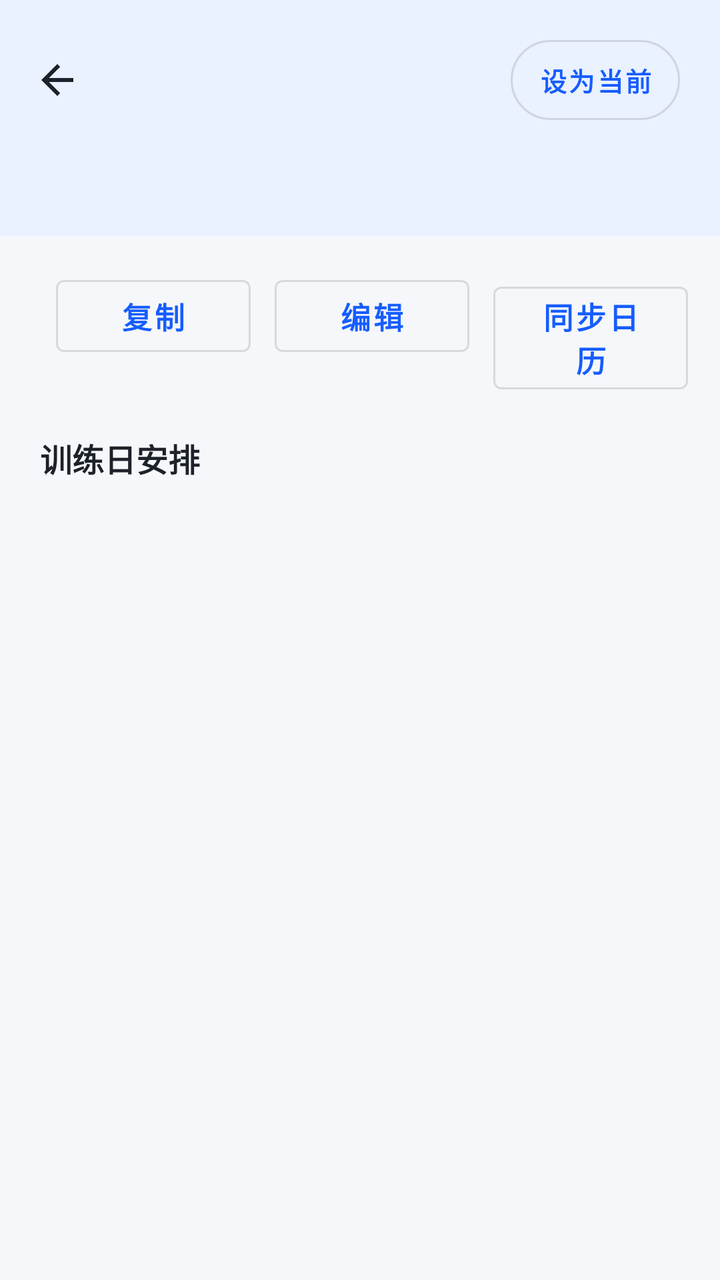
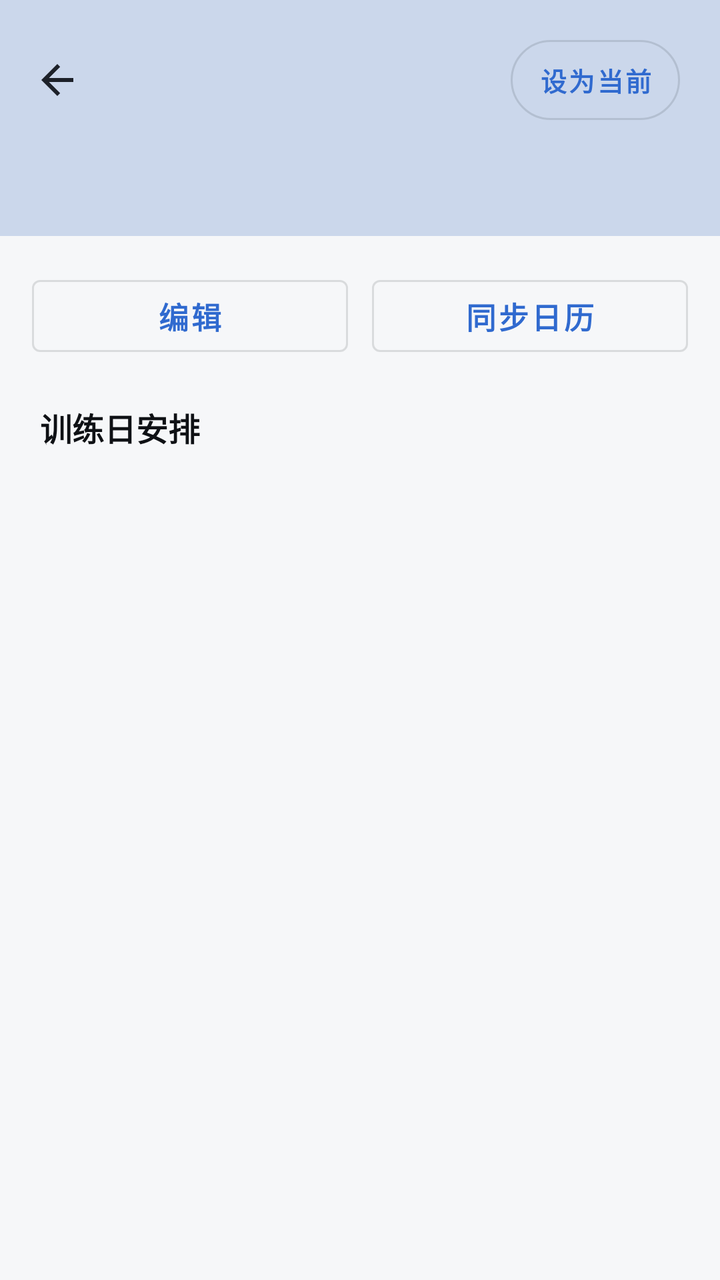

Before-and-after screenshots of an Android layout around one commit, followed by the original layout XML and the change that was made.
<!-- AndroidManifest.xml: activity theme Theme.BrawnCatalog.PlanDetail -->
<!-- res/layout/activity_plan_detail.xml -->
<?xml version="1.0" encoding="utf-8"?>
<LinearLayout xmlns:android="http://schemas.android.com/apk/res/android"
    xmlns:app="http://schemas.android.com/apk/res-auto"
    android:layout_width="match_parent"
    android:layout_height="match_parent"
    android:orientation="vertical">

    
    <androidx.constraintlayout.widget.ConstraintLayout
        android:layout_width="match_parent"
        android:layout_height="wrap_content"
        android:background="@color/bc_header_bg"
        android:paddingStart="20dp"
        android:paddingEnd="20dp"
        android:paddingTop="20dp"
        android:paddingBottom="16dp">

        <ImageButton
            android:id="@+id/buttonBack"
            android:layout_width="40dp"
            android:layout_height="40dp"
            android:layout_marginStart="-12dp"
            android:background="?attr/selectableItemBackgroundBorderless"
            android:contentDescription="返回"
            android:src="@drawable/ic_back_arrow"
            app:layout_constraintStart_toStartOf="parent"
            app:layout_constraintTop_toTopOf="parent" />

        <com.google.android.material.button.MaterialButton
            android:id="@+id/buttonSetActive"
            style="@style/Widget.MaterialComponents.Button.OutlinedButton"
            android:layout_width="wrap_content"
            android:layout_height="40dp"
            android:insetTop="0dp"
            android:insetBottom="0dp"
            android:minWidth="0dp"
            android:paddingStart="14dp"
            android:paddingEnd="14dp"
            android:text="设为当前"
            android:textColor="@color/bc_primary"
            android:textSize="13sp"
            android:textStyle="bold"
            app:cornerRadius="20dp"
            app:rippleColor="#22165DFF"
            app:layout_constraintEnd_toEndOf="parent"
            app:layout_constraintTop_toTopOf="parent" />

        <TextView
            android:id="@+id/textViewPlanName"
            android:layout_width="0dp"
            android:layout_height="wrap_content"
            android:layout_marginStart="4dp"
            android:layout_marginEnd="8dp"
            android:layout_marginTop="4dp"
            android:textSize="22sp"
            android:textStyle="bold"
            android:textColor="@color/bc_text_primary"
            app:layout_constraintEnd_toStartOf="@+id/buttonSetActive"
            app:layout_constraintStart_toEndOf="@+id/buttonBack"
            app:layout_constraintTop_toTopOf="@+id/buttonSetActive" />

        <TextView
            android:id="@+id/textViewPlanDescription"
            android:layout_width="match_parent"
            android:layout_height="wrap_content"
            android:layout_marginTop="4dp"
            android:textSize="14sp"
            android:textColor="@color/bc_text_secondary"
            app:layout_constraintStart_toStartOf="parent"
            app:layout_constraintTop_toBottomOf="@+id/textViewPlanName" />

        <TextView
            android:id="@+id/textViewPlanMeta"
            android:layout_width="match_parent"
            android:layout_height="wrap_content"
            android:layout_marginTop="8dp"
            android:textSize="13sp"
            android:textColor="@color/bc_text_secondary"
            app:layout_constraintStart_toStartOf="parent"
            app:layout_constraintTop_toBottomOf="@+id/textViewPlanDescription" />
    </androidx.constraintlayout.widget.ConstraintLayout>

    
    <LinearLayout
        android:layout_width="match_parent"
        android:layout_height="wrap_content"
        android:orientation="horizontal"
        android:padding="16dp">

        <com.google.android.material.button.MaterialButton
            android:id="@+id/buttonCopyPlan"
            style="@style/Widget.MaterialComponents.Button.OutlinedButton"
            android:layout_width="0dp"
            android:layout_height="wrap_content"
            android:layout_marginStart="12dp"
            android:layout_weight="1"
            android:text="复制" />

        <com.google.android.material.button.MaterialButton
            android:id="@+id/buttonEditPlan"
            style="@style/Widget.MaterialComponents.Button.OutlinedButton"
            android:layout_width="0dp"
            android:layout_height="wrap_content"
            android:layout_marginStart="12dp"
            android:layout_weight="1"
            android:text="编辑" />

        <com.google.android.material.button.MaterialButton
            android:id="@+id/buttonSyncCalendar"
            style="@style/Widget.MaterialComponents.Button.OutlinedButton"
            android:layout_width="0dp"
            android:layout_height="wrap_content"
            android:layout_marginStart="12dp"
            android:layout_weight="1"
            android:text="同步日历" />
    </LinearLayout>

    
    <TextView
        android:layout_width="wrap_content"
        android:layout_height="wrap_content"
        android:layout_marginStart="20dp"
        android:layout_marginTop="4dp"
        android:text="训练日安排"
        android:textSize="16sp"
        android:textStyle="bold"
        android:textColor="@color/bc_text_primary" />

    <androidx.recyclerview.widget.RecyclerView
        android:id="@+id/recyclerViewDays"
        android:layout_width="match_parent"
        android:layout_height="0dp"
        android:layout_weight="1"
        android:paddingStart="16dp"
        android:paddingEnd="16dp"
        android:paddingTop="8dp"
        android:clipToPadding="false" />

</LinearLayout>
<!-- resources referenced by this layout -->
<resources>
  <color name="bc_header_bg">#FFEAF1FF</color>
  <color name="bc_primary">#FF165DFF</color>
  <color name="bc_text_primary">#FF1D2129</color>
  <color name="bc_text_secondary">#FF86909C</color>
  <style name="Theme.BrawnCatalog.PlanDetail" parent="Theme.BrawnCatalog">
          <item name="android:statusBarColor">@color/bc_header_bg</item>
          <item name="android:windowLightStatusBar">false</item>
      </style>
  <style name="Theme.BrawnCatalog" parent="Theme.MaterialComponents.DayNight.NoActionBar">
          <item name="colorPrimary">@color/bc_primary</item>
          <item name="colorPrimaryVariant">@color/bc_primary_dark</item>
          <item name="colorOnPrimary">@color/bc_on_primary</item>
          <item name="colorSecondary">@color/bc_accent</item>
          <item name="colorSecondaryVariant">@color/bc_accent_dark</item>
          <item name="colorOnSecondary">@color/bc_on_accent</item>
  
          
          <item name="android:textColorPrimary">@color/bc_text_primary</item>
          <item name="android:textColorSecondary">@color/bc_text_secondary</item>
  
          
          <item name="android:windowBackground">@color/window_background</item>
          <item name="android:statusBarColor">@color/window_background</item>
          <item name="android:navigationBarColor">@color/window_background</item>
  
          
          <item name="materialCardViewStyle">@style/Widget.BrawnCatalog.Card</item>
  
          
          <item name="materialButtonStyle">@style/Widget.BrawnCatalog.Button.Primary</item>
  
          
          <item name="textInputStyle">@style/Widget.BrawnCatalog.TextInputLayout</item>
  
          
          <item name="alertDialogTheme">@style/ThemeOverlay.BrawnCatalog.Dialog.Alert</item>
          <item name="android:alertDialogTheme">@style/ThemeOverlay.BrawnCatalog.Dialog.Alert</item>
          <item name="materialAlertDialogTheme">@style/ThemeOverlay.BrawnCatalog.Dialog.Alert</item>
  
          
          <item name="android:activityOpenEnterAnimation">@anim/slide_in_right</item>
          <item name="android:activityOpenExitAnimation">@anim/slide_out_left</item>
          <item name="android:activityCloseEnterAnimation">@anim/slide_in_left</item>
          <item name="android:activityCloseExitAnimation">@anim/slide_out_right</item>
      </style>
  <color name="bc_primary_dark">#FF0E42D2</color>
  <color name="bc_on_primary">#FFFFFFFF</color>
  <color name="bc_accent">#FFFF7043</color>
  <color name="bc_accent_dark">#FFE64A19</color>
  <color name="bc_on_accent">#FFFFFFFF</color>
  <color name="window_background">#FFF5F7FA</color>
  <style name="Widget.BrawnCatalog.Card" parent="Widget.MaterialComponents.CardView">
          <item name="cardBackgroundColor">@color/card_background</item>
          <item name="cardCornerRadius">16dp</item>
          <item name="cardElevation">4dp</item>
          <item name="strokeWidth">0dp</item>
      </style>
  <style name="Widget.BrawnCatalog.Button.Primary" parent="Widget.MaterialComponents.Button">
          <item name="android:background">@drawable/bg_button_primary</item>
          <item name="android:minHeight">48dp</item>
          <item name="android:textColor">@color/bc_on_primary</item>
          <item name="android:textSize">15sp</item>
          <item name="android:textStyle">bold</item>
          <item name="android:stateListAnimator">@animator/button_press_scale</item>
          <item name="rippleColor">#33FFFFFF</item>
          <item name="cornerRadius">14dp</item>
          <item name="backgroundTint">@null</item>
      </style>
  <style name="Widget.BrawnCatalog.TextInputLayout" parent="Widget.MaterialComponents.TextInputLayout.OutlinedBox">
          <item name="boxBackgroundColor">@color/bc_input_bg</item>
          <item name="boxStrokeWidth">1dp</item>
          <item name="boxStrokeWidthFocused">1dp</item>
          <item name="boxStrokeColor">@color/bc_input_stroke</item>
          <item name="boxCornerRadiusTopStart">12dp</item>
          <item name="boxCornerRadiusTopEnd">12dp</item>
          <item name="boxCornerRadiusBottomStart">12dp</item>
          <item name="boxCornerRadiusBottomEnd">12dp</item>
          <item name="hintTextColor">@color/bc_input_stroke</item>
      </style>
  <style name="ThemeOverlay.BrawnCatalog.Dialog.Alert" parent="ThemeOverlay.MaterialComponents.MaterialAlertDialog">
          <item name="android:windowBackground">@drawable/bg_dialog_alert</item>
          <item name="android:windowMinWidthMajor">85%</item>
          <item name="android:windowMinWidthMinor">85%</item>
          <item name="android:backgroundDimAmount">0.4</item>
          <item name="colorPrimary">@color/bc_primary</item>
          <item name="colorPrimaryVariant">@color/bc_primary_dark</item>
          <item name="colorOnPrimary">@color/bc_on_primary</item>
          <item name="colorAccent">@color/bc_primary</item>
          <item name="colorControlActivated">@color/bc_primary</item>
          <item name="android:textColorPrimary">@color/bc_text_primary</item>
          <item name="android:textColorSecondary">@color/bc_text_secondary</item>
          <item name="materialButtonStyle">@style/Widget.BrawnCatalog.Button.Primary</item>
      </style>
  <color name="card_background">#FFFFFFFF</color>
  <!-- drawable bg_button_primary (drawable) -->
  <?xml version="1.0" encoding="utf-8"?>
  <ripple xmlns:android="http://schemas.android.com/apk/res/android"
      android:color="#33FFFFFF">
  
      <item>
          <layer-list>
              
              <item>
                  <shape android:shape="rectangle">
                      <solid android:color="@color/bc_glow" />
                      <corners android:radius="14dp" />
                      <padding
                          android:bottom="3dp"
                          android:left="3dp"
                          android:right="3dp"
                          android:top="3dp" />
                  </shape>
              </item>
              
              <item>
                  <shape android:shape="rectangle">
                      <gradient
                          android:angle="0"
                          android:endColor="@color/bc_gradient_end"
                          android:startColor="@color/bc_gradient_start" />
                      <corners android:radius="14dp" />
                  </shape>
              </item>
          </layer-list>
      </item>
  </ripple>
  <color name="bc_input_bg">#FFFFFFFF</color>
  <!-- drawable bg_dialog_alert (drawable) -->
  <?xml version="1.0" encoding="utf-8"?>
  <shape xmlns:android="http://schemas.android.com/apk/res/android"
      android:shape="rectangle">
      <solid android:color="@color/card_background" />
      <corners android:radius="20dp" />
  </shape>
  <color name="bc_glow">#33165DFF</color>
  <color name="bc_gradient_end">#FF4080FF</color>
  <color name="bc_gradient_start">#FF165DFF</color>
  <!-- unchanged entries left out for length: 1 -->
</resources>

<!-- the commit's change to res/layout/activity_plan_detail.xml (unified diff, before → after) -->
@@ -9,7 +9,7 @@
     <androidx.constraintlayout.widget.ConstraintLayout
         android:layout_width="match_parent"
         android:layout_height="wrap_content"
-        android:background="@color/bc_header_bg"
+        android:background="?attr/bcHeaderBg"
         android:paddingStart="20dp"
         android:paddingEnd="20dp"
         android:paddingTop="20dp"
@@ -37,7 +37,7 @@
             android:paddingStart="14dp"
             android:paddingEnd="14dp"
             android:text="设为当前"
-            android:textColor="@color/bc_primary"
+            android:textColor="?attr/bcPrimary"
             android:textSize="13sp"
             android:textStyle="bold"
             app:cornerRadius="20dp"
@@ -54,7 +54,7 @@
             android:layout_marginTop="4dp"
             android:textSize="22sp"
             android:textStyle="bold"
-            android:textColor="@color/bc_text_primary"
+            android:textColor="?attr/bcTextPrimary"
             app:layout_constraintEnd_toStartOf="@+id/buttonSetActive"
             app:layout_constraintStart_toEndOf="@+id/buttonBack"
             app:layout_constraintTop_toTopOf="@+id/buttonSetActive" />
@@ -65,7 +65,7 @@
             android:layout_height="wrap_content"
             android:layout_marginTop="4dp"
             android:textSize="14sp"
-            android:textColor="@color/bc_text_secondary"
+            android:textColor="?attr/bcTextSecondary"
             app:layout_constraintStart_toStartOf="parent"
             app:layout_constraintTop_toBottomOf="@+id/textViewPlanName" />
 
@@ -75,7 +75,7 @@
             android:layout_height="wrap_content"
             android:layout_marginTop="8dp"
             android:textSize="13sp"
-            android:textColor="@color/bc_text_secondary"
+            android:textColor="?attr/bcTextSecondary"
             app:layout_constraintStart_toStartOf="parent"
             app:layout_constraintTop_toBottomOf="@+id/textViewPlanDescription" />
     </androidx.constraintlayout.widget.ConstraintLayout>
@@ -88,20 +88,10 @@
         android:padding="16dp">
 
         <com.google.android.material.button.MaterialButton
-            android:id="@+id/buttonCopyPlan"
-            style="@style/Widget.MaterialComponents.Button.OutlinedButton"
-            android:layout_width="0dp"
-            android:layout_height="wrap_content"
-            android:layout_marginStart="12dp"
-            android:layout_weight="1"
-            android:text="复制" />
-
-        <com.google.android.material.button.MaterialButton
             android:id="@+id/buttonEditPlan"
             style="@style/Widget.MaterialComponents.Button.OutlinedButton"
             android:layout_width="0dp"
             android:layout_height="wrap_content"
-            android:layout_marginStart="12dp"
             android:layout_weight="1"
             android:text="编辑" />
 
@@ -124,7 +114,7 @@
         android:text="训练日安排"
         android:textSize="16sp"
         android:textStyle="bold"
-        android:textColor="@color/bc_text_primary" />
+        android:textColor="?attr/bcTextPrimary" />
 
     <androidx.recyclerview.widget.RecyclerView
         android:id="@+id/recyclerViewDays"
<!-- resource entries referenced after the edit -->
@@ -1,58 +1,97 @@
 <!-- resources referenced by this layout -->
 <resources>
-  <color name="bc_header_bg">#FFEAF1FF</color>
-  <color name="bc_primary">#FF165DFF</color>
-  <color name="bc_text_primary">#FF1D2129</color>
-  <color name="bc_text_secondary">#FF86909C</color>
   <style name="Theme.BrawnCatalog.PlanDetail" parent="Theme.BrawnCatalog">
-          <item name="android:statusBarColor">@color/bc_header_bg</item>
-          <item name="android:windowLightStatusBar">false</item>
+          <item name="android:statusBarColor">?attr/bcHeaderBg</item>
       </style>
-  <style name="Theme.BrawnCatalog" parent="Theme.MaterialComponents.DayNight.NoActionBar">
-          <item name="colorPrimary">@color/bc_primary</item>
-          <item name="colorPrimaryVariant">@color/bc_primary_dark</item>
-          <item name="colorOnPrimary">@color/bc_on_primary</item>
-          <item name="colorSecondary">@color/bc_accent</item>
-          <item name="colorSecondaryVariant">@color/bc_accent_dark</item>
-          <item name="colorOnSecondary">@color/bc_on_accent</item>
+  <style name="Theme.BrawnCatalog" parent="Theme.MaterialComponents.NoActionBar">
+          <item name="colorPrimary">@color/th_blue_primary</item>
+          <item name="colorPrimaryVariant">@color/th_blue_primary_dark</item>
+          <item name="colorOnPrimary">@color/th_blue_on_primary</item>
+          <item name="colorSecondary">@color/th_blue_accent</item>
+          <item name="colorSecondaryVariant">@color/th_blue_accent_dark</item>
+          <item name="colorOnSecondary">@color/th_blue_on_accent</item>
+          <item name="android:textColorPrimary">@color/th_blue_text_primary</item>
+          <item name="android:textColorSecondary">@color/th_blue_text_secondary</item>
+          <item name="bcPrimary">@color/th_blue_primary</item>
+          <item name="bcPrimaryDark">@color/th_blue_primary_dark</item>
+          <item name="bcPrimaryLight">@color/th_blue_primary_light</item>
+          <item name="bcPrimaryPale">@color/th_blue_primary_pale</item>
+          <item name="bcOnPrimary">@color/th_blue_on_primary</item>
+          <item name="bcAccent">@color/th_blue_accent</item>
+          <item name="bcAccentDark">@color/th_blue_accent_dark</item>
+          <item name="bcOnAccent">@color/th_blue_on_accent</item>
+          <item name="bcWindowBg">@color/th_blue_window_bg</item>
+          <item name="bcCardBg">@color/th_blue_card_bg</item>
+          <item name="bcHeaderBg">@color/th_blue_header_bg</item>
+          <item name="bcHomePageBg">@color/th_blue_home_page_bg</item>
+          <item name="bcTextPrimary">@color/th_blue_text_primary</item>
+          <item name="bcTextSecondary">@color/th_blue_text_secondary</item>
+          <item name="bcTextDisabled">@color/th_blue_text_disabled</item>
+          <item name="bcBorder">@color/th_blue_border</item>
+          <item name="bcBorderFocus">@color/th_blue_border_focus</item>
+          <item name="bcInputBg">@color/th_blue_input_bg</item>
+          <item name="bcInputStroke">@color/th_blue_input_stroke</item>
+          <item name="bcGradientStart">@color/th_blue_gradient_start</item>
+          <item name="bcGradientEnd">@color/th_blue_gradient_end</item>
+          <item name="bcGlow">@color/th_blue_glow</item>
+          <item name="bcRipple">@color/th_blue_ripple</item>
   
           
-          <item name="android:textColorPrimary">@color/bc_text_primary</item>
-          <item name="android:textColorSecondary">@color/bc_text_secondary</item>
+          <item name="bcStatusOk">@color/bc_status_ok</item>
+          <item name="bcStatusWarn">@color/bc_status_warn</item>
+          <item name="bcStatusLow">@color/bc_status_low</item>
   
           
-          <item name="android:windowBackground">@color/window_background</item>
-          <item name="android:statusBarColor">@color/window_background</item>
-          <item name="android:navigationBarColor">@color/window_background</item>
-  
-          
+          <item name="android:textColor">?attr/bcTextPrimary</item>
+          <item name="android:textColorHint">?attr/bcInputStroke</item>
+          <item name="colorSurface">?attr/bcCardBg</item>
+          <item name="colorSurfaceVariant">?attr/bcCardBg</item>
+          <item name="colorOnSurface">?attr/bcTextPrimary</item>
+          <item name="colorOnSurfaceVariant">?attr/bcTextSecondary</item>
+          <item name="colorOnBackground">?attr/bcTextPrimary</item>
+          <item name="android:windowBackground">@color/th_blue_window_bg</item>
+          <item name="android:statusBarColor">@color/th_blue_header_bg</item>
+          <item name="android:navigationBarColor">@color/th_blue_window_bg</item>
+          <item name="android:windowLightStatusBar">true</item>
           <item name="materialCardViewStyle">@style/Widget.BrawnCatalog.Card</item>
-  
-          
           <item name="materialButtonStyle">@style/Widget.BrawnCatalog.Button.Primary</item>
-  
-          
           <item name="textInputStyle">@style/Widget.BrawnCatalog.TextInputLayout</item>
-  
-          
           <item name="alertDialogTheme">@style/ThemeOverlay.BrawnCatalog.Dialog.Alert</item>
           <item name="android:alertDialogTheme">@style/ThemeOverlay.BrawnCatalog.Dialog.Alert</item>
           <item name="materialAlertDialogTheme">@style/ThemeOverlay.BrawnCatalog.Dialog.Alert</item>
-  
-          
           <item name="android:activityOpenEnterAnimation">@anim/slide_in_right</item>
           <item name="android:activityOpenExitAnimation">@anim/slide_out_left</item>
           <item name="android:activityCloseEnterAnimation">@anim/slide_in_left</item>
           <item name="android:activityCloseExitAnimation">@anim/slide_out_right</item>
       </style>
-  <color name="bc_primary_dark">#FF0E42D2</color>
-  <color name="bc_on_primary">#FFFFFFFF</color>
-  <color name="bc_accent">#FFFF7043</color>
-  <color name="bc_accent_dark">#FFE64A19</color>
-  <color name="bc_on_accent">#FFFFFFFF</color>
-  <color name="window_background">#FFF5F7FA</color>
+  <color name="th_blue_primary">#306ACF</color>
+  <color name="th_blue_primary_dark">#2254AA</color>
+  <color name="th_blue_on_primary">#FFFFFF</color>
+  <color name="th_blue_accent">#5845D3</color>
+  <color name="th_blue_accent_dark">#3F2CBA</color>
+  <color name="th_blue_on_accent">#FFFFFF</color>
+  <color name="th_blue_text_primary">#0F1115</color>
+  <color name="th_blue_text_secondary">#425C8A</color>
+  <color name="th_blue_primary_light">#7BA0E0</color>
+  <color name="th_blue_primary_pale">#E1E8F4</color>
+  <color name="th_blue_window_bg">#F6F7F9</color>
+  <color name="th_blue_card_bg">#E7EBF4</color>
+  <color name="th_blue_header_bg">#CBD7EB</color>
+  <color name="th_blue_home_page_bg">#F4F6F8</color>
+  <color name="th_blue_text_disabled">#9AA0A6</color>
+  <color name="th_blue_border">#D7DEEA</color>
+  <color name="th_blue_border_focus">#306ACF</color>
+  <color name="th_blue_input_bg">#FFFFFF</color>
+  <color name="th_blue_input_stroke">#C1C9D7</color>
+  <color name="th_blue_gradient_start">#306ACF</color>
+  <color name="th_blue_gradient_end">#7BA0E0</color>
+  <color name="th_blue_glow">#40306ACF</color>
+  <color name="th_blue_ripple">#33306ACF</color>
+  <color name="bc_status_ok">#FF2F9E6B</color>
+  <color name="bc_status_warn">#FFC8811F</color>
+  <color name="bc_status_low">#FFD0473F</color>
   <style name="Widget.BrawnCatalog.Card" parent="Widget.MaterialComponents.CardView">
-          <item name="cardBackgroundColor">@color/card_background</item>
+          <item name="cardBackgroundColor">?attr/bcCardBg</item>
           <item name="cardCornerRadius">16dp</item>
           <item name="cardElevation">4dp</item>
           <item name="strokeWidth">0dp</item>
@@ -60,7 +99,7 @@
   <style name="Widget.BrawnCatalog.Button.Primary" parent="Widget.MaterialComponents.Button">
           <item name="android:background">@drawable/bg_button_primary</item>
           <item name="android:minHeight">48dp</item>
-          <item name="android:textColor">@color/bc_on_primary</item>
+          <item name="android:textColor">?attr/bcOnPrimary</item>
           <item name="android:textSize">15sp</item>
           <item name="android:textStyle">bold</item>
           <item name="android:stateListAnimator">@animator/button_press_scale</item>
@@ -69,31 +108,33 @@
           <item name="backgroundTint">@null</item>
       </style>
   <style name="Widget.BrawnCatalog.TextInputLayout" parent="Widget.MaterialComponents.TextInputLayout.OutlinedBox">
-          <item name="boxBackgroundColor">@color/bc_input_bg</item>
+          <item name="boxBackgroundColor">?attr/bcInputBg</item>
           <item name="boxStrokeWidth">1dp</item>
           <item name="boxStrokeWidthFocused">1dp</item>
-          <item name="boxStrokeColor">@color/bc_input_stroke</item>
+          <item name="boxStrokeColor">?attr/bcInputStroke</item>
           <item name="boxCornerRadiusTopStart">12dp</item>
           <item name="boxCornerRadiusTopEnd">12dp</item>
           <item name="boxCornerRadiusBottomStart">12dp</item>
           <item name="boxCornerRadiusBottomEnd">12dp</item>
-          <item name="hintTextColor">@color/bc_input_stroke</item>
+          <item name="hintTextColor">?attr/bcInputStroke</item>
       </style>
   <style name="ThemeOverlay.BrawnCatalog.Dialog.Alert" parent="ThemeOverlay.MaterialComponents.MaterialAlertDialog">
           <item name="android:windowBackground">@drawable/bg_dialog_alert</item>
           <item name="android:windowMinWidthMajor">85%</item>
           <item name="android:windowMinWidthMinor">85%</item>
           <item name="android:backgroundDimAmount">0.4</item>
-          <item name="colorPrimary">@color/bc_primary</item>
-          <item name="colorPrimaryVariant">@color/bc_primary_dark</item>
-          <item name="colorOnPrimary">@color/bc_on_primary</item>
-          <item name="colorAccent">@color/bc_primary</item>
-          <item name="colorControlActivated">@color/bc_primary</item>
-          <item name="android:textColorPrimary">@color/bc_text_primary</item>
-          <item name="android:textColorSecondary">@color/bc_text_secondary</item>
+          <item name="colorPrimary">?attr/bcPrimary</item>
+          <item name="colorPrimaryVariant">?attr/bcPrimaryDark</item>
+          <item name="colorOnPrimary">?attr/bcOnPrimary</item>
+          <item name="colorAccent">?attr/bcPrimary</item>
+          <item name="colorControlActivated">?attr/bcPrimary</item>
+          <item name="android:textColorPrimary">?attr/bcTextPrimary</item>
+          <item name="android:textColorSecondary">?attr/bcTextSecondary</item>
+          
+          <item name="android:textColor">?attr/bcTextPrimary</item>
+          <item name="android:textColorAlertDialogListItem">?attr/bcTextPrimary</item>
           <item name="materialButtonStyle">@style/Widget.BrawnCatalog.Button.Primary</item>
       </style>
-  <color name="card_background">#FFFFFFFF</color>
   <!-- drawable bg_button_primary (drawable) -->
   <?xml version="1.0" encoding="utf-8"?>
   <ripple xmlns:android="http://schemas.android.com/apk/res/android"
@@ -104,39 +145,32 @@
               
               <item>
                   <shape android:shape="rectangle">
-                      <solid android:color="@color/bc_glow" />
-                      <corners android:radius="14dp" />
+                      <solid android:color="?attr/bcPrimaryLight" />
+                      <corners android:radius="16dp" />
                       <padding
-                          android:bottom="3dp"
-                          android:left="3dp"
-                          android:right="3dp"
-                          android:top="3dp" />
+                          android:bottom="2dp"
+                          android:left="2dp"
+                          android:right="2dp"
+                          android:top="2dp" />
                   </shape>
               </item>
               
               <item>
                   <shape android:shape="rectangle">
-                      <gradient
-                          android:angle="0"
-                          android:endColor="@color/bc_gradient_end"
-                          android:startColor="@color/bc_gradient_start" />
+                      <solid android:color="?attr/bcPrimaryDark" />
                       <corners android:radius="14dp" />
                   </shape>
               </item>
           </layer-list>
       </item>
   </ripple>
-  <color name="bc_input_bg">#FFFFFFFF</color>
   <!-- drawable bg_dialog_alert (drawable) -->
   <?xml version="1.0" encoding="utf-8"?>
   <shape xmlns:android="http://schemas.android.com/apk/res/android"
       android:shape="rectangle">
-      <solid android:color="@color/card_background" />
+      <solid android:color="?attr/bcCardBg" />
       <corners android:radius="20dp" />
   </shape>
-  <color name="bc_glow">#33165DFF</color>
-  <color name="bc_gradient_end">#FF4080FF</color>
-  <color name="bc_gradient_start">#FF165DFF</color>
   <!-- unchanged entries left out for length: 1 -->
 </resources>
 
